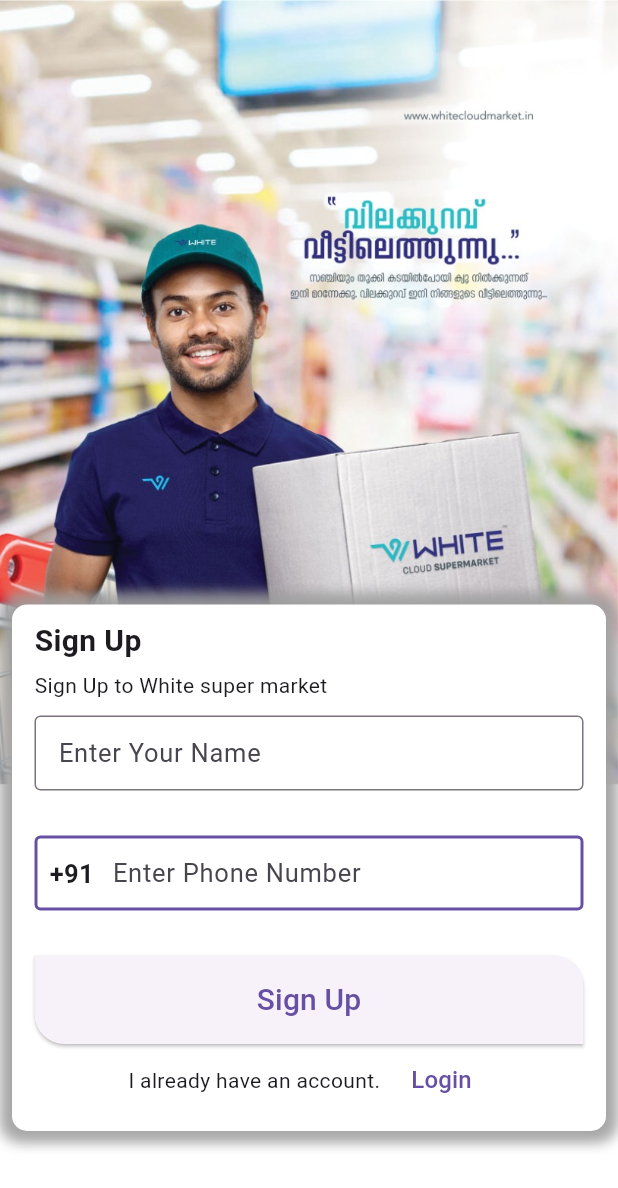
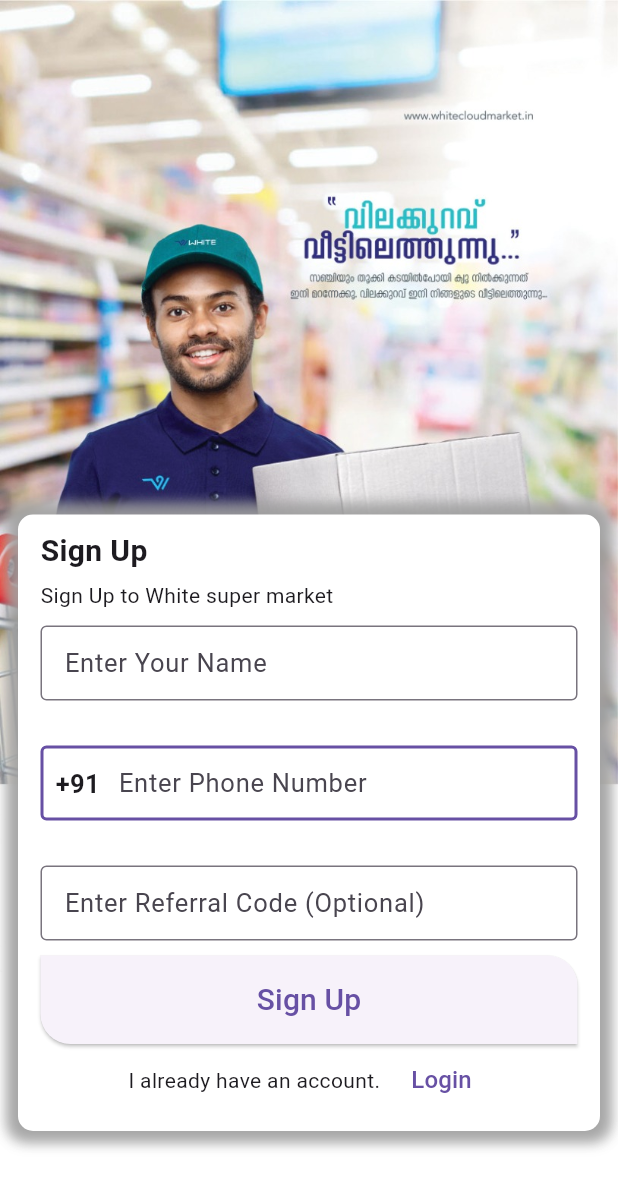
Before and after one commit to swathi1006/new_whitecloud_supermarket, a Flutter app: the SignupScreen screen opened directly, on a phone screen of 412 x 824 dp. Shown: the top 1188 px of the screen. Run offline on Flutter 3.47's test engine with Material 3 defaults, Android fonts, the phone set to English and light mode, and no system bars; our stand-ins replace auto_animated, carousel_slider, flutter_svg, fluttertoast, geocoding, geolocator and 5 more; missing offline and left inert: draggable_fab, mongo_dart; accounts and stored records are empty; project files that could hold a hidden picture were left out.

Commit message:
added referral code field

```diff
--- a/lib/view/signup_screen.dart
+++ b/lib/view/signup_screen.dart
@@ -8,6 +8,7 @@
 import '../database/global.dart';
 import '../database/mongo.dart';
 import '../util/colors.dart';
+import '../widgets/referralcode.dart';
 import 'main_screen.dart';
 
 class SignupScreen extends StatelessWidget {
@@ -16,6 +17,8 @@
   TextEditingController phoneController = TextEditingController();
   TextEditingController nameController = TextEditingController();
   TextEditingController otpController = TextEditingController();
+  final TextEditingController referralController = TextEditingController();
+
   String otp = '';
   bool signup = false;
   Timer? resendTimer;
@@ -117,7 +120,7 @@
               alignment: Alignment.bottomCenter,
               child: Container(
                 padding: EdgeInsets.fromLTRB(
-                    8.0, 8.0, 8.0, MediaQuery.of(context).viewInsets.bottom == 0 ? 70 : MediaQuery.of(context).viewInsets.bottom),
+                    12.0, 12.0, 12.0, MediaQuery.of(context).viewInsets.bottom == 0 ? 70 : MediaQuery.of(context).viewInsets.bottom),
                 child: Container(
                   // elevation: 10,
                   // shadowColor: Colors.black,
@@ -240,6 +243,14 @@
                             ),
                           ),
                           const SizedBox(height: 10),
+
+                          // Referral Code Field
+                          ReferralCodeField(referralController: referralController),
+
+                          const SizedBox(height: 10),
+
+                          // OTP Field
+
                           Form(
                             key: controller.otpKey,
                             child: AnimatedContainer(
--- /dev/null
+++ b/lib/widgets/referralcode.dart
@@ -0,0 +1,26 @@
+import 'package:flutter/material.dart';
+
+class ReferralCodeField extends StatelessWidget {
+  final TextEditingController referralController;
+
+  ReferralCodeField({Key? key, required this.referralController}) : super(key: key);
+
+  @override
+  Widget build(BuildContext context) {
+    return TextFormField(
+      controller: referralController,
+      style: const TextStyle(fontSize: 17),
+      decoration: const InputDecoration(
+        isDense: true,
+        border: OutlineInputBorder(),
+        hintText: 'Enter Referral Code (Optional)',
+        counterText: '',
+      ),
+      keyboardType: TextInputType.text,
+      validator: (value) {
+        // Optional field: no validation needed unless you decide to add specific checks later.
+        return null;
+      },
+    );
+  }
+}
```
